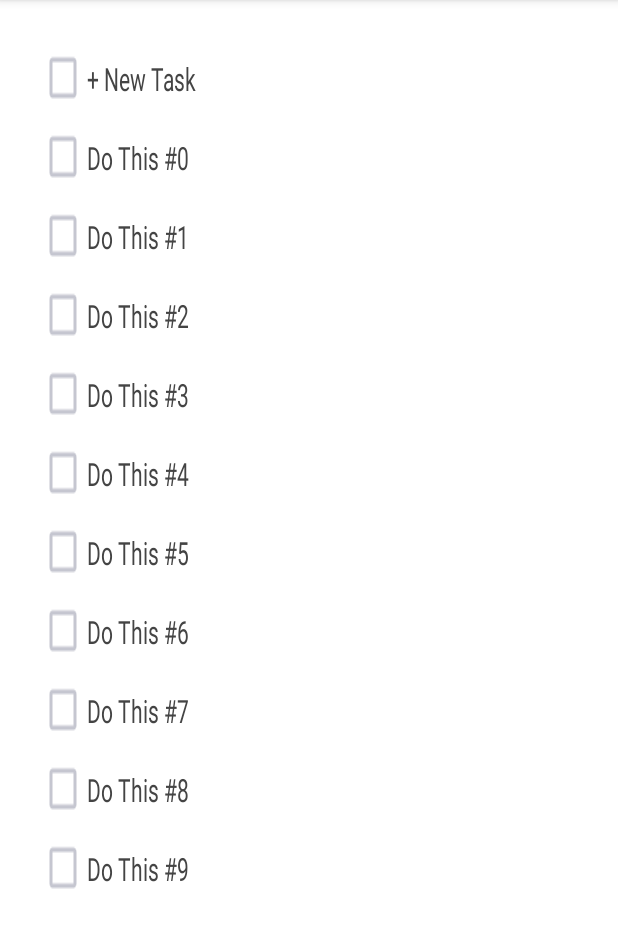
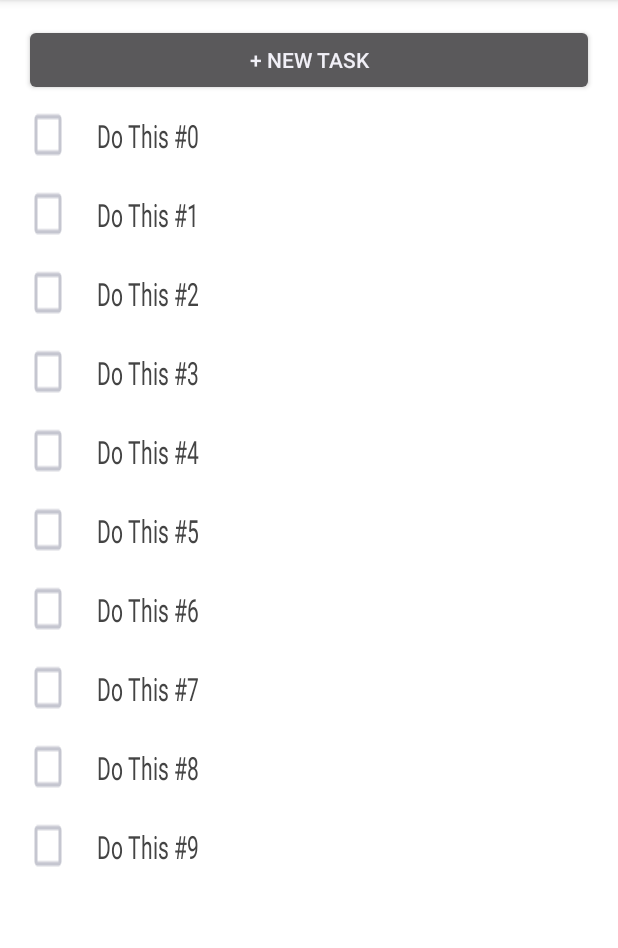
Before and after one commit to Mcunit1223/ToDoList-Anroid-, an Android app: the screen it shows after launch (ShowList), after a tap on an icon or button, on a phone screen of 412 x 824 dp, the part 84-1032 px from its top. Run offline under Robolectric (Android 15) with nearby library versions, the phone set to English and light mode, and no system bars.

```diff
--- a/ToDoList2/app/build.gradle
+++ b/ToDoList2/app/build.gradle
@@ -5,7 +5,7 @@ android {
     buildToolsVersion "23.0.2"
     defaultConfig {
         applicationId "com.example.edwardcrispen.todolist"
-        minSdkVersion 15
+        minSdkVersion 21
         targetSdkVersion 23
         versionCode 1
         versionName "1.0"
--- a/ToDoList2/app/src/main/java/com/example/edwardcrispen/todolist/MainActivity.java
+++ b/ToDoList2/app/src/main/java/com/example/edwardcrispen/todolist/MainActivity.java
@@ -13,6 +13,7 @@ import java.util.ArrayList;
 public class MainActivity extends AppCompatActivity {
     LinearLayout ListLayout;
     ArrayList<String> lists = new ArrayList<>();
+    protected static String currentList = "";
 
 
     void loadList(){
@@ -47,6 +48,7 @@ public class MainActivity extends AppCompatActivity {
     }
 
     void loadNextActivity(String name){
+        currentList = name;
         Intent intent = new Intent(this, ShowList.class);
         startActivity(intent);
     }
--- a/ToDoList2/app/src/main/res/layout/activity_show_list.xml
+++ b/ToDoList2/app/src/main/res/layout/activity_show_list.xml
@@ -13,13 +13,11 @@
     android:background="@android:color/background_light">
     <ScrollView
         android:layout_width="match_parent"
-        android:layout_height="match_parent">
+        android:layout_height="wrap_content">
         <LinearLayout
             android:layout_width="match_parent"
-            android:layout_height="wrap_content"
+            android:layout_height="match_parent"
             android:id="@+id/ListView"
-            android:orientation="vertical"
-            android:gravity="center|top"
-            android:layout_margin="10dp"></LinearLayout>
+            android:orientation="vertical"></LinearLayout>
     </ScrollView>
 </LinearLayout>
--- a/ToDoList2/app/src/main/res/values/styles.xml
+++ b/ToDoList2/app/src/main/res/values/styles.xml
@@ -7,5 +7,10 @@
         <item name="colorPrimaryDark">@color/colorPrimaryDark</item>
         <item name="colorAccent">@color/colorAccent</item>
     </style>
+    <style name="CheckBox_Style" parent="@android:style/Widget.Holo.Light.CompoundButton.CheckBox">
+        <item name="android:buttonTint">
+            @color/colorPrimaryDark
+        </item>
+    </style>
 
 </resources>
```
Also changed, not shown: ToDoList2/app/src/main/java/com/example/edwardcrispen/todolist/ShowList.java (+67 -1 lines).
